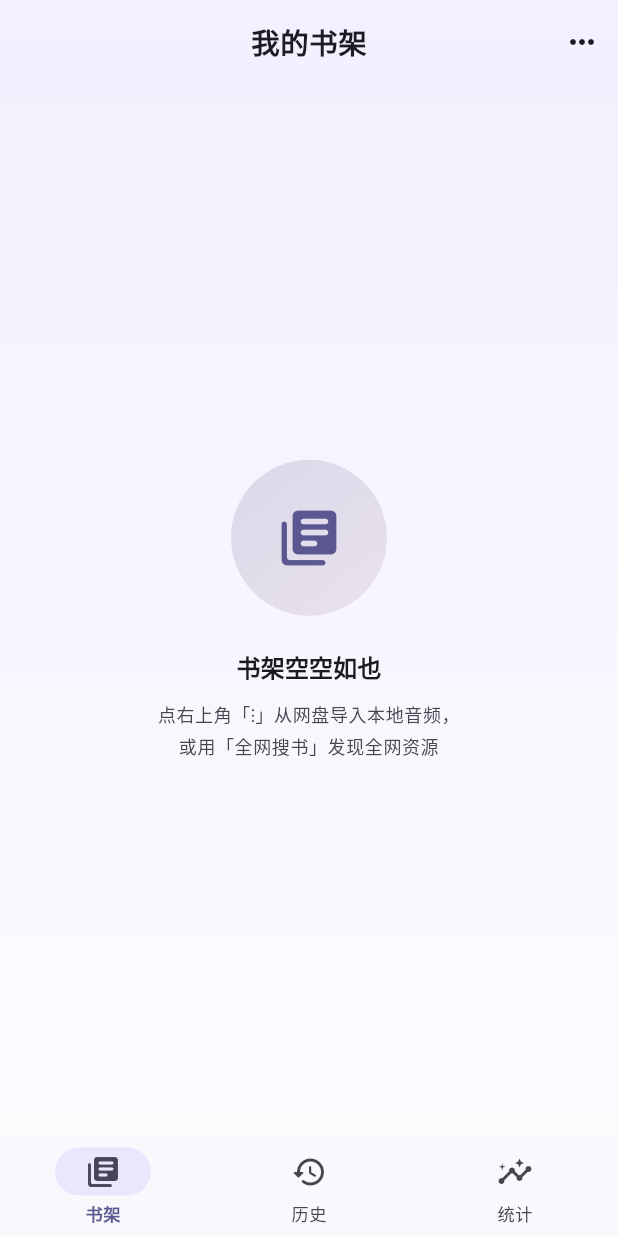
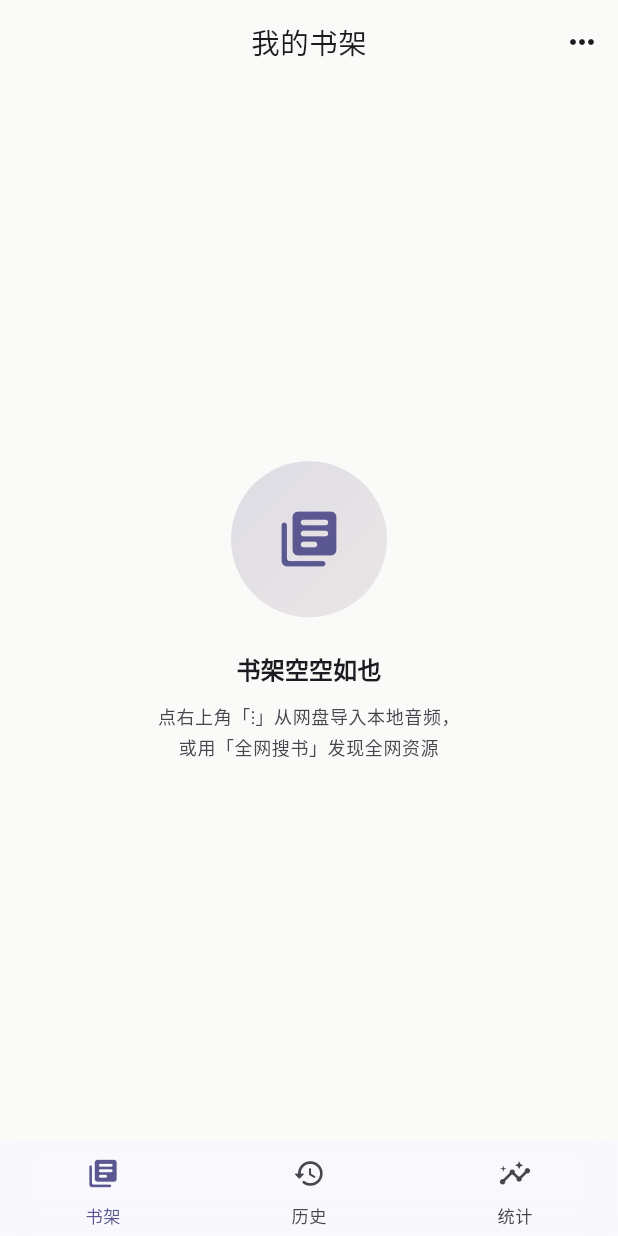
Before and after one commit to nxdwjsj/audiobook-app, a Flutter app: the screen it shows after launch, on a phone screen of 412 x 824 dp. Run offline on Flutter 3.47's test engine with Material 3 defaults, Android fonts, the phone set to English and light mode, and no system bars; our stand-ins replace audio_service, cached_network_image, dio, file_picker, hive, hive_flutter and 2 more; missing offline and left inert: flutter_inappwebview; accounts and stored records are empty.

Commit message:
feat(design): 视觉重构第三批 — 全局统一底色与组件形态，回调上批两处，发布 v1.1.5+25
回调修正（用户明确要求）
- 播放页倍速与定时收回为紧凑按钮：上一批展开成整排芯片是我自作主张，
  用户反馈不需要。现改回三个紧凑入口（倍速/定时/章节），点开才是选项；
  章节入口是新增的，此前只能从别处进。
- 「继续收听」卡的按钮现在有播放态：续播后按钮变暂停图标，标题从「继续收听」
  变为「正在播放」/「已暂停」，再点即暂停或继续。此前点完没有任何变化。
  用 context.select 而非 watch：播放器在整秒变化时就会 notify（见
  audio_player_service 位置流注释），watch 会让整张卡连封面每秒重建。

全局统一（牵动全部页面，故与本批一起做）
- 页面底色取消紫色渐变（§1.1）：改为纯纸白/墨底。做法是把 pageTopColor 与
  pageBottomColor 取同值，pageGradient 的 API 与三个调用方一行都不用改。
- 底部导航去掉胶囊指示器（§5.5）：选中项图标与文字变墨色；高度 66→64。
- 卡片不再用描边（§3）：圆角 16 + 极淡投影，圆角由 18 统一为 16。
- 标题字重 w600 → w500（§2）：顶栏标题与导航选中项，规范只允许 400/500。

验证
- flutter analyze: No issues found
- flutter test: 182/182 通过
- release APK(arm64) 构建成功，21.2MB

未做：详情页/历史/统计/搜索/网盘浏览按规范重排；书签入口；交互主色仍为紫色 seed
（改 ColorScheme 牵动所有交互元素，需与页面迁移同批）；网盘封面自动发现；
生成封面本地缓存；「还剩 X 小时」需先持久化总时长。

```diff
--- a/audiobook_app_src/lib/theme/app_theme.dart
+++ b/audiobook_app_src/lib/theme/app_theme.dart
@@ -4,15 +4,19 @@ import 'package:flutter/material.dart';
 class AppTheme {
   static const Color seedColor = Color(0xFF5B4FE9);
 
-  /// 渐变起始色（= 顶栏区域色），单独暴露给单页 Scaffold 使用，
-  /// 保证「顶栏 + 渐变 body」之间没有色带。
+  /// 页面底色（= 顶栏区域色）。单独暴露给单页 Scaffold 使用，
+  /// 保证「顶栏 + body」之间没有色带。
+  ///
+  /// **紫调渐变已取消**（设计规范 §1.1）：渐变会让界面显脏，也会和封面色打架。
+  /// 做法是把 [pageTopColor] 与 [pageBottomColor] 取成同一值 ——
+  /// [pageGradient] 的 API 与全部调用方（HomePage / 播放器页 / 详情页）
+  /// 一行都不用改，实际渲染就是纯纸白（深色为墨底）。
   static Color pageTopColor(Brightness brightness) =>
       brightness == Brightness.light
-          ? const Color(0xFFF3F0FF)
-          : const Color(0xFF1A1727);
+          ? const Color(0xFFFAFAF8)
+          : const Color(0xFF141414);
 
-  /// 主界面背景：极淡的紫调渐变，给纯色背景增加一点层次，
-  /// 但不在深色模式下发灰。
+  /// 主界面背景。见 [pageTopColor]：两个色标同值，渐变实际已退化为纯色。
   static LinearGradient pageGradient(Brightness brightness) {
     return LinearGradient(
       begin: Alignment.topCenter,
@@ -21,10 +25,7 @@ class AppTheme {
     );
   }
 
-  static Color pageBottomColor(Brightness brightness) =>
-      brightness == Brightness.light
-          ? const Color(0xFFFBFBFE)
-          : const Color(0xFF121016);
+  static Color pageBottomColor(Brightness brightness) => pageTopColor(brightness);
 
   static ThemeData lightTheme() => _build(Brightness.light);
   static ThemeData darkTheme() => _build(Brightness.dark);
@@ -50,20 +51,24 @@ class AppTheme {
         foregroundColor: scheme.onSurface,
         titleTextStyle: TextStyle(
           fontSize: 19,
-          fontWeight: FontWeight.w600,
+          // 规范 §2：只用 400 / 500 两种字重
+          fontWeight: FontWeight.w500,
           letterSpacing: 0.3,
           color: scheme.onSurface,
         ),
       ),
+      // 规范 §3：卡片**不再用描边**（描边在纸白底上显得脏），
+      // 改用圆角 + 极淡投影来区分层级。
       cardTheme: CardThemeData(
-        elevation: 0,
+        elevation: 1,
+        shadowColor: isLight
+            ? const Color(0x14000000)
+            : const Color(0x33000000),
         color: isLight ? Colors.white : scheme.surfaceContainerLow,
+        surfaceTintColor: Colors.transparent,
         clipBehavior: Clip.antiAlias,
-        shape: RoundedRectangleBorder(
-          borderRadius: BorderRadius.circular(18),
-          side: BorderSide(
-            color: scheme.outlineVariant.withValues(alpha: isLight ? 0.45 : 0.22),
-          ),
+        shape: const RoundedRectangleBorder(
+          borderRadius: BorderRadius.all(Radius.circular(16)),
         ),
       ),
       inputDecorationTheme: InputDecorationTheme(
@@ -91,17 +96,27 @@ class AppTheme {
       ),
       navigationBarTheme: NavigationBarThemeData(
         elevation: 0,
-        height: 66,
+        height: 64,
         backgroundColor: isLight ? Colors.white : scheme.surfaceContainerLow,
         surfaceTintColor: Colors.transparent,
-        indicatorColor: scheme.primaryContainer.withValues(alpha: 0.7),
+        // 规范 §5.5：去掉胶囊指示器，改用「选中项图标与文字变墨色」表达当前页。
+        indicatorColor: Colors.transparent,
         labelBehavior: NavigationDestinationLabelBehavior.alwaysShow,
+        iconTheme: WidgetStateProperty.resolveWith(
+          (states) => IconThemeData(
+            size: 22,
+            color: states.contains(WidgetState.selected)
+                ? scheme.primary
+                : scheme.onSurfaceVariant,
+          ),
+        ),
         labelTextStyle: WidgetStateProperty.resolveWith(
           (states) => TextStyle(
             fontSize: 11.5,
+            // 规范 §2：只用 400 / 500 两种字重，不用 w600
             fontWeight: states.contains(WidgetState.selected)
-                ? FontWeight.w600
-                : FontWeight.w500,
+                ? FontWeight.w500
+                : FontWeight.w400,
             color: states.contains(WidgetState.selected)
                 ? scheme.primary
                 : scheme.onSurfaceVariant,
--- a/audiobook_app_src/pubspec.yaml
+++ b/audiobook_app_src/pubspec.yaml
@@ -1,7 +1,7 @@
 name: audiobook_app
 description: 聆云 - 网盘有声书播放器（直接播放网盘音频文件夹，管理目录、进度与收听历史）
 publish_to: 'none'
-version: 1.1.4+24
+version: 1.1.5+25
 
 environment:
   sdk: '>=3.0.0 <4.0.0'
```
Also changed, not shown: audiobook_app_src/lib/pages/bookshelf_page.dart (+36 -5 lines), audiobook_app_src/lib/pages/player_page.dart (+57 -118 lines), 3 other files.
